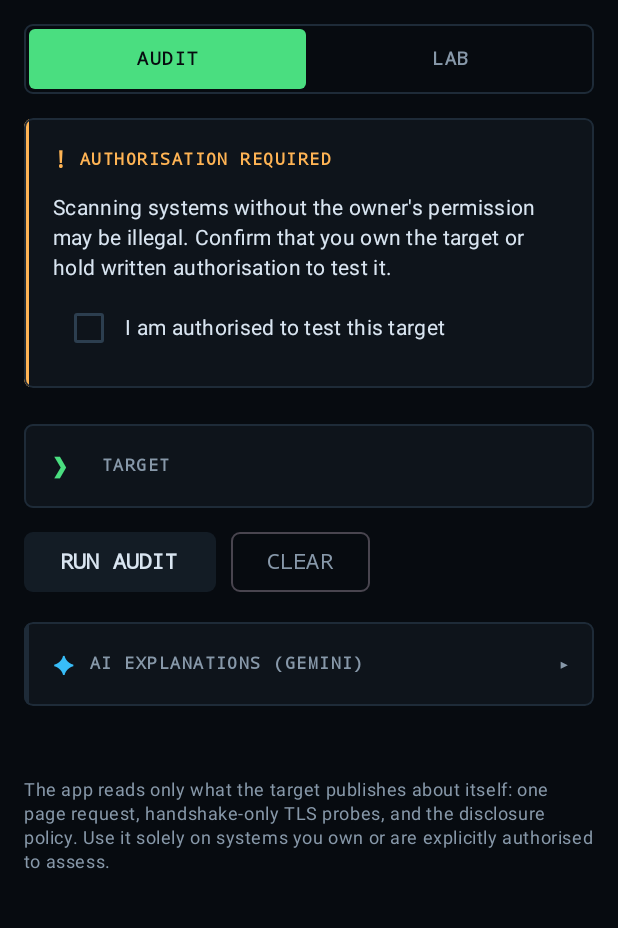
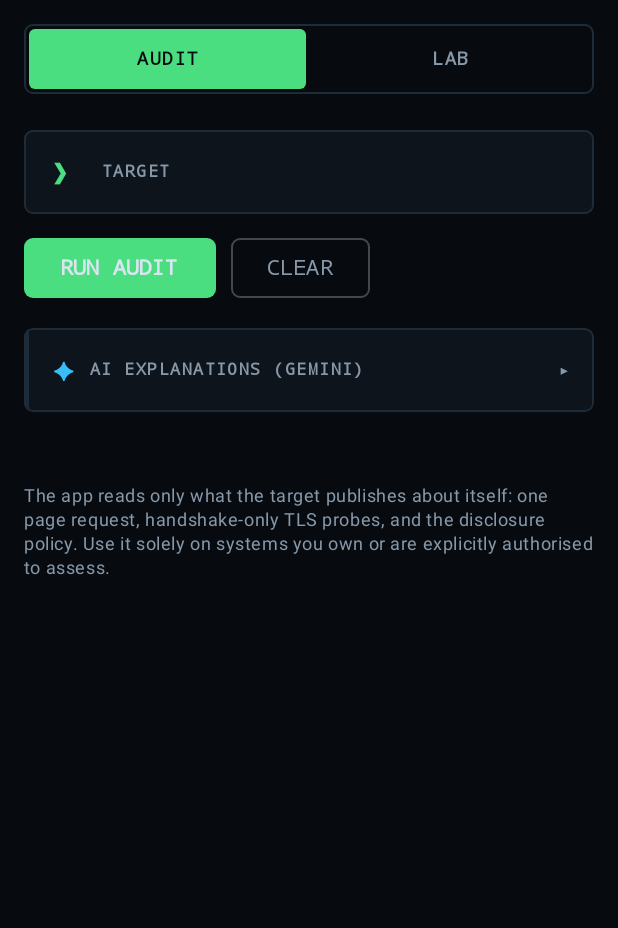
Before and after one commit to sunic007/test_gpt_cod, an Android app built with Jetpack Compose: the screen it shows after launch (MainActivity), on a phone screen of 412 x 824 dp, the part 96-1024 px from its top. Run offline under Robolectric (Android 15) with nearby library versions, the phone set to English and light mode, and no system bars; pictures from the network do not load.

Commit message:
Remove the authorisation checkbox gate before scanning
The audit is passive — one ordinary GET, handshake-only TLS probes, and
public security.txt / DNS reads, the same as securityheaders.com or SSL
Labs, which need no consent gate. Per the user's request, drop the
mandatory "I am authorised to test this target" checkbox: the scan runs
as soon as a target is entered. The informational footer disclaimer
stays.

Removes the AuthorizationPanel, its state and the now-unused Checkbox
imports and ui.auth.* strings (RU/EN parity green).

Co-Authored-By: Claude Opus 4.8 <noreply@anthropic.com>
Claude-Session: https://claude.ai/code/session_01SVPZLeoWgQnr1oYbDznHHZ

```diff
--- a/app/src/main/java/com/secaudit/webscan/MainActivity.kt
+++ b/app/src/main/java/com/secaudit/webscan/MainActivity.kt
@@ -26,8 +26,6 @@ import androidx.compose.foundation.text.KeyboardOptions
 import androidx.compose.foundation.verticalScroll
 import androidx.compose.material3.Button
 import androidx.compose.material3.ButtonDefaults
-import androidx.compose.material3.Checkbox
-import androidx.compose.material3.CheckboxDefaults
 import androidx.compose.animation.core.RepeatMode
 import androidx.compose.animation.core.animateFloat
 import androidx.compose.animation.core.infiniteRepeatable
@@ -108,7 +106,6 @@ private fun AppScreen(viewModel: ScanViewModel) {
     val context = LocalContext.current
 
     var target by remember { mutableStateOf("") }
-    var authorised by remember { mutableStateOf(false) }
     var showLab by remember { mutableStateOf(false) }
 
     fun shareReport() {
@@ -172,10 +169,6 @@ private fun AppScreen(viewModel: ScanViewModel) {
                 return@Column
             }
 
-            AuthorizationPanel(s, authorised) { authorised = it }
-
-            Spacer(Modifier.height(16.dp))
-
             OutlinedTextField(
                 value = target,
                 onValueChange = { target = it },
@@ -210,7 +203,7 @@ private fun AppScreen(viewModel: ScanViewModel) {
 
             Row(horizontalArrangement = Arrangement.spacedBy(10.dp)) {
                 Button(
-                    enabled = authorised && state !is ScanState.Running,
+                    enabled = state !is ScanState.Running,
                     onClick = { viewModel.scan(target) },
                     shape = RoundedCornerShape(6.dp),
                     colors = ButtonDefaults.buttonColors(
@@ -503,36 +496,6 @@ private fun LangSwitch(current: Lang, onPick: (Lang) -> Unit) {
                     fontSize = 11.sp
                 )
             }
-        }
-    }
-}
-
-@Composable
-private fun AuthorizationPanel(s: Strings, checked: Boolean, onCheckedChange: (Boolean) -> Unit) {
-    Panel(accent = if (checked) Term.Accent else Term.Medium) {
-        Row(verticalAlignment = Alignment.CenterVertically) {
-            Text("!", color = Term.Medium, fontFamily = FontFamily.Monospace, fontWeight = FontWeight.Bold)
-            Spacer(Modifier.width(8.dp))
-            Label(s.t("ui.auth.title"), Term.Medium)
-        }
-        Spacer(Modifier.height(10.dp))
-        Text(s.t("ui.auth.body"), style = MaterialTheme.typography.bodyMedium, color = Term.Text)
-        Spacer(Modifier.height(6.dp))
-        Row(verticalAlignment = Alignment.CenterVertically) {
-            Checkbox(
-                checked = checked,
-                onCheckedChange = onCheckedChange,
-                colors = CheckboxDefaults.colors(
-                    checkedColor = Term.Accent,
-                    checkmarkColor = Term.Bg,
-                    uncheckedColor = Term.BorderBright
-                )
-            )
-            Text(
-                s.t("ui.auth.check"),
-                style = MaterialTheme.typography.bodyMedium,
-                color = Term.Text
-            )
         }
     }
 }
--- a/app/src/main/java/com/secaudit/webscan/i18n/EnStrings.kt
+++ b/app/src/main/java/com/secaudit/webscan/i18n/EnStrings.kt
@@ -7,10 +7,6 @@ object EnStrings : Strings() {
     override val map = mapOf(
         // ---------------------------------------------------------------- chrome
         "ui.app.title" to "WEB SECURITY AUDIT",
-        "ui.auth.title" to "AUTHORISATION REQUIRED",
-        "ui.auth.body" to "Scanning systems without the owner's permission may be illegal. " +
-            "Confirm that you own the target or hold written authorisation to test it.",
-        "ui.auth.check" to "I am authorised to test this target",
         "ui.target.label" to "TARGET",
         "ui.target.hint" to "example.com",
         "ui.action.scan" to "RUN AUDIT",
--- a/app/src/main/java/com/secaudit/webscan/i18n/RuStrings.kt
+++ b/app/src/main/java/com/secaudit/webscan/i18n/RuStrings.kt
@@ -7,11 +7,6 @@ object RuStrings : Strings() {
     override val map = mapOf(
         // ---------------------------------------------------------------- chrome
         "ui.app.title" to "АУДИТ БЕЗОПАСНОСТИ САЙТА",
-        "ui.auth.title" to "НУЖНО РАЗРЕШЕНИЕ",
-        "ui.auth.body" to "Сканирование чужих систем без разрешения владельца может быть " +
-            "незаконным. Подтвердите, что сайт принадлежит вам или у вас есть письменное " +
-            "разрешение на его проверку.",
-        "ui.auth.check" to "У меня есть право проверять этот сайт",
         "ui.target.label" to "ЦЕЛЬ",
         "ui.target.hint" to "example.com",
         "ui.action.scan" to "ЗАПУСТИТЬ АУДИТ",
```
